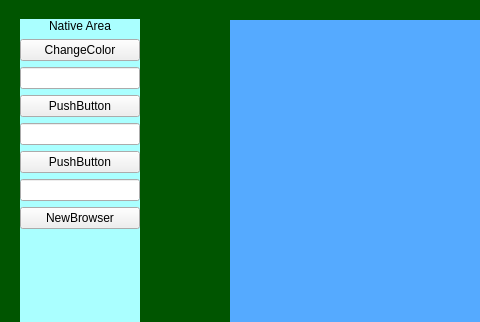
Before: the Qt Designer form example/QCefViewTest/MainWindow.ui in CefView/QCefView, drawn with Qt 5; both pictures show x 0 to 480 and y 0 to 322 of the 1280 by 900 pixel window.
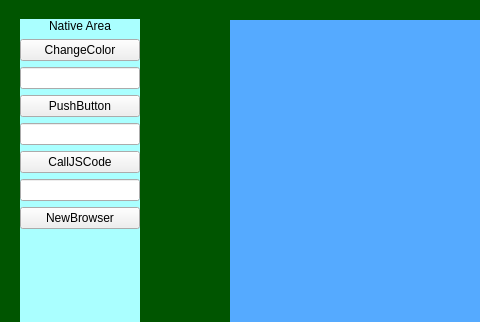
After: the same form once the commit is applied.

What changed in the file:
```diff
--- a/example/QCefViewTest/MainWindow.ui
+++ b/example/QCefViewTest/MainWindow.ui
@@ -111,7 +111,7 @@
      <item>
       <widget class="QPushButton" name="pushButton_2">
        <property name="text">
-        <string>PushButton</string>
+								<string>CallJSCode</string>
        </property>
       </widget>
      </item>
```
Left out of the diff: 2 changed lines with no effect on the pictures. Lines whose indentation alone changed are shown as unchanged.
